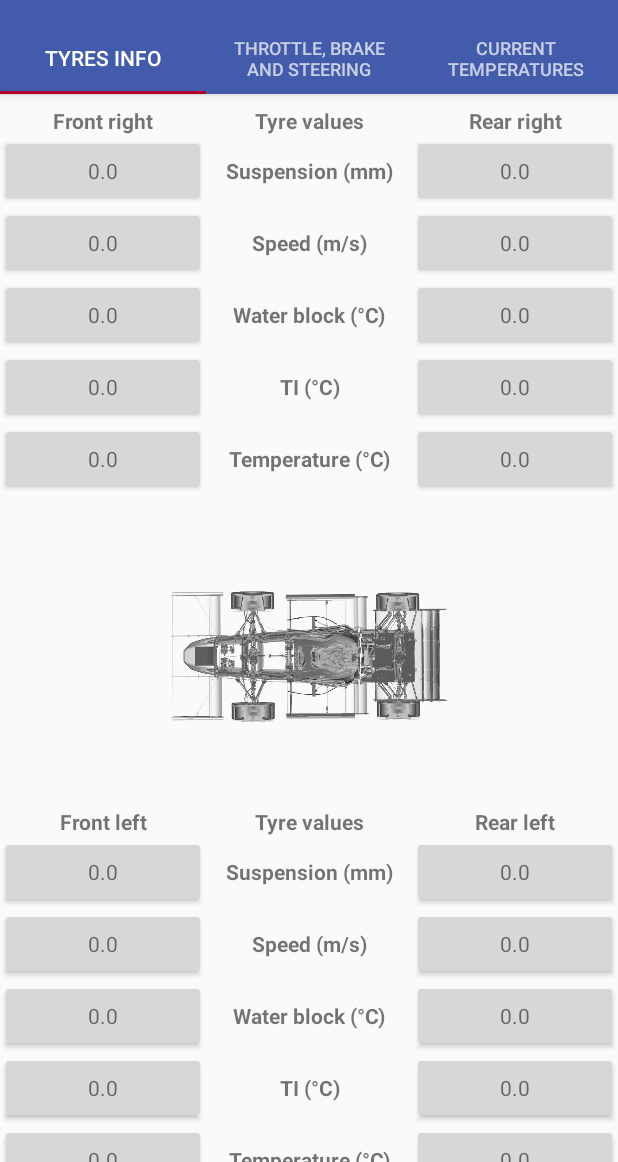
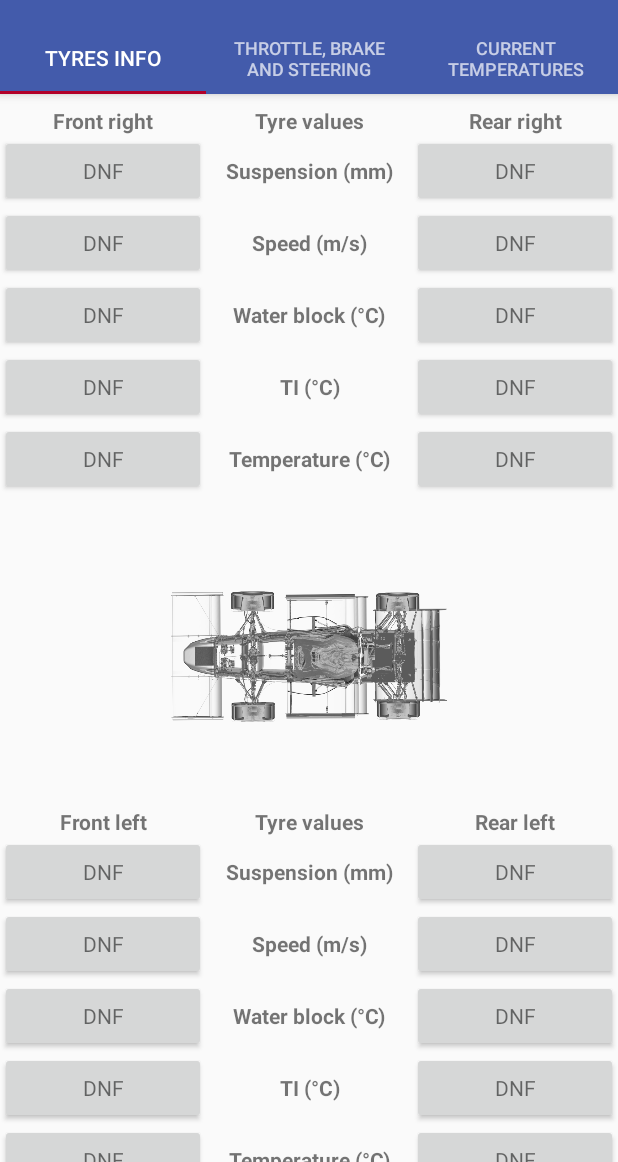
Before and after one commit to raceup/telemetry-android-client, an Android app: the RealTimeTelemetryTyresFragment screen opened directly, with no data from a screen before it, on a phone screen of 412 x 824 dp, the part 74-1236 px from its top. Run offline under Robolectric (Android 15) with nearby library versions, the phone set to English and light mode, and no system bars.

Commit message:
removed sample values and put `dnf` value

```diff
--- a/vsm/app/src/main/res/layout/fragment_real_time_telemetry_throttle.xml
+++ b/vsm/app/src/main/res/layout/fragment_real_time_telemetry_throttle.xml
@@ -40,7 +40,7 @@
             android:layout_gravity="center"
             android:background="?android:colorBackground"
             custom:arc_finished_color="@android:color/holo_green_light"
-            custom:arc_progress="55"
+            custom:arc_progress="@string/dnf"
             custom:arc_stroke_width="12dp"
             custom:arc_text_color="@android:color/black"
             custom:arc_unfinished_color="@android:color/holo_red_dark" />
@@ -78,7 +78,7 @@
                     android:layout_width="180dp"
                     android:layout_height="wrap_content"
                     android:layout_gravity="center_horizontal"
-                    android:text="56"
+                    android:text="@string/dnf"
                     android:textSize="12sp"
                     android:textStyle="bold" />
             </LinearLayout>
@@ -102,7 +102,7 @@
                     android:layout_width="180dp"
                     android:layout_height="wrap_content"
                     android:layout_gravity="center_horizontal"
-                    android:text="55"
+                    android:text="@string/dnf"
                     android:textSize="12sp"
                     android:textStyle="bold" />
             </LinearLayout>
@@ -130,7 +130,7 @@
             android:layout_width="90dp"
             android:layout_height="wrap_content"
             android:layout_gravity="center_horizontal"
-            android:text="0.0"
+            android:text="@string/dnf"
             android:textSize="12sp"
             android:textStyle="bold" />
     </LinearLayout>
--- a/vsm/app/src/main/res/layout/fragment_real_time_telemetry_tyres.xml
+++ b/vsm/app/src/main/res/layout/fragment_real_time_telemetry_tyres.xml
@@ -77,7 +77,7 @@
                     android:layout_height="wrap_content"
                     android:layout_gravity="center"
                     android:layout_weight="0.5"
-                    android:text="0.0"
+                    android:text="@string/dnf"
                     android:textAlignment="center"
                     android:textAppearance="?android:attr/textAppearanceSmall" />
 
@@ -96,7 +96,7 @@
                     android:layout_height="wrap_content"
                     android:layout_gravity="center"
                     android:layout_weight="0.5"
-                    android:text="0.0"
+                    android:text="@string/dnf"
                     android:textAlignment="center"
                     android:textAppearance="?android:attr/textAppearanceSmall" />
             </LinearLayout>
@@ -113,7 +113,7 @@
                     android:layout_height="wrap_content"
                     android:layout_gravity="center"
                     android:layout_weight="0.5"
-                    android:text="0.0"
+                    android:text="@string/dnf"
                     android:textAlignment="center"
                     android:textAppearance="?android:attr/textAppearanceSmall" />
 
@@ -132,7 +132,7 @@
                     android:layout_height="wrap_content"
                     android:layout_gravity="center"
                     android:layout_weight="0.5"
-                    android:text="0.0"
+                    android:text="@string/dnf"
                     android:textAlignment="center"
                     android:textAppearance="?android:attr/textAppearanceSmall" />
             </LinearLayout>
@@ -149,7 +149,7 @@
                     android:layout_height="wrap_content"
                     android:layout_gravity="center"
                     android:layout_weight="0.5"
-                    android:text="0.0"
+                    android:text="@string/dnf"
                     android:textAlignment="center"
                     android:textAppearance="?android:attr/textAppearanceSmall" />
 
@@ -168,7 +168,7 @@
                     android:layout_height="wrap_content"
                     android:layout_gravity="center"
                     android:layout_weight="0.5"
-                    android:text="0.0"
+                    android:text="@string/dnf"
                     android:textAlignment="center"
                     android:textAppearance="?android:attr/textAppearanceSmall" />
             </LinearLayout>
@@ -185,7 +185,7 @@
                     android:layout_height="wrap_content"
                     android:layout_gravity="center"
                     android:layout_weight="0.5"
-                    android:text="0.0"
+                    android:text="@string/dnf"
                     android:textAlignment="center"
                     android:textAppearance="?android:attr/textAppearanceSmall" />
 
@@ -204,7 +204,7 @@
                     android:layout_height="wrap_content"
                     android:layout_gravity="center"
                     android:layout_weight="0.5"
-                    android:text="0.0"
+                    android:text="@string/dnf"
                     android:textAlignment="center"
                     android:textAppearance="?android:attr/textAppearanceSmall" />
             </LinearLayout>
@@ -221,7 +221,7 @@
                     android:layout_height="wrap_content"
                     android:layout_gravity="center"
                     android:layout_weight="0.5"
-                    android:text="0.0"
+                    android:text="@string/dnf"
                     android:textAlignment="center"
                     android:textAppearance="?android:attr/textAppearanceSmall" />
 
@@ -240,7 +240,7 @@
                     android:layout_height="wrap_content"
                     android:layout_gravity="center"
                     android:layout_weight="0.5"
-                    android:text="0.0"
+                    android:text="@string/dnf"
                     android:textAlignment="center"
                     android:textAppearance="?android:attr/textAppearanceSmall" />
             </LinearLayout>
@@ -306,7 +306,7 @@
                     android:layout_height="wrap_content"
                     android:layout_gravity="center"
                     android:layout_weight="0.5"
-                    android:text="0.0"
+                    android:text="@string/dnf"
                     android:textAlignment="center"
                     android:textAppearance="?android:attr/textAppearanceSmall" />
 
@@ -325,7 +325,7 @@
                     android:layout_height="wrap_content"
                     android:layout_gravity="center"
                     android:layout_weight="0.5"
-                    android:text="0.0"
+                    android:text="@string/dnf"
                     android:textAlignment="center"
                     android:textAppearance="?android:attr/textAppearanceSmall" />
             </LinearLayout>
@@ -342,7 +342,7 @@
                     android:layout_height="wrap_content"
                     android:layout_gravity="center"
                     android:layout_weight="0.5"
-                    android:text="0.0"
+                    android:text="@string/dnf"
                     android:textAlignment="center"
                     android:textAppearance="?android:attr/textAppearanceSmall" />
 
@@ -361,7 +361,7 @@
                     android:layout_height="wrap_content"
                     android:layout_gravity="center"
                     android:layout_weight="0.5"
-                    android:text="0.0"
+                    android:text="@string/dnf"
                     android:textAlignment="center"
                     android:textAppearance="?android:attr/textAppearanceSmall" />
             </LinearLayout>
@@ -378,7 +378,7 @@
                     android:layout_height="wrap_content"
                     android:layout_gravity="center"
                     android:layout_weight="0.5"
-                    android:text="0.0"
+                    android:text="@string/dnf"
                     android:textAlignment="center"
                     android:textAppearance="?android:attr/textAppearanceSmall" />
 
@@ -397,7 +397,7 @@
                     android:layout_height="wrap_content"
                     android:layout_gravity="center"
                     android:layout_weight="0.5"
-                    android:text="0.0"
+                    android:text="@string/dnf"
                     android:textAlignment="center"
                     android:textAppearance="?android:attr/textAppearanceSmall" />
             </LinearLayout>
@@ -414,7 +414,7 @@
                     android:layout_height="wrap_content"
                     android:layout_gravity="center"
                     android:layout_weight="0.5"
-                    android:text="0.0"
+                    android:text="@string/dnf"
                     android:textAlignment="center"
                     android:textAppearance="?android:attr/textAppearanceSmall" />
 
@@ -433,7 +433,7 @@
                     android:layout_height="wrap_content"
                     android:layout_gravity="center"
                     android:layout_weight="0.5"
-                    android:text="0.0"
+                    android:text="@string/dnf"
                     android:textAlignment="center"
                     android:textAppearance="?android:attr/textAppearanceSmall" />
             </LinearLayout>
@@ -450,7 +450,7 @@
                     android:layout_height="wrap_content"
                     android:layout_gravity="center"
                     android:layout_weight="0.5"
-                    android:text="0.0"
+                    android:text="@string/dnf"
                     android:textAlignment="center"
                     android:textAppearance="?android:attr/textAppearanceSmall" />
 
@@ -469,7 +469,7 @@
                     android:layout_height="wrap_content"
                     android:layout_gravity="center"
                     android:layout_weight="0.5"
-                    android:text="0.0"
+                    android:text="@string/dnf"
                     android:textAlignment="center"
                     android:textAppearance="?android:attr/textAppearanceSmall" />
             </LinearLayout>
--- a/vsm/app/src/main/res/values/strings.xml
+++ b/vsm/app/src/main/res/values/strings.xml
@@ -128,6 +128,7 @@
     <string name="pref_title_vibrate">Vibrate</string>
 
     <!-- general -->
+    <string name="dnf">DNF</string>
     <string name="throttle_brake">Throttle/brake</string>
     <string name="brakes">Front/rear brakes pressure (bar)</string>
     <string name="front_brake">Front brake</string>
```
Also changed, not shown: 2 other files.
